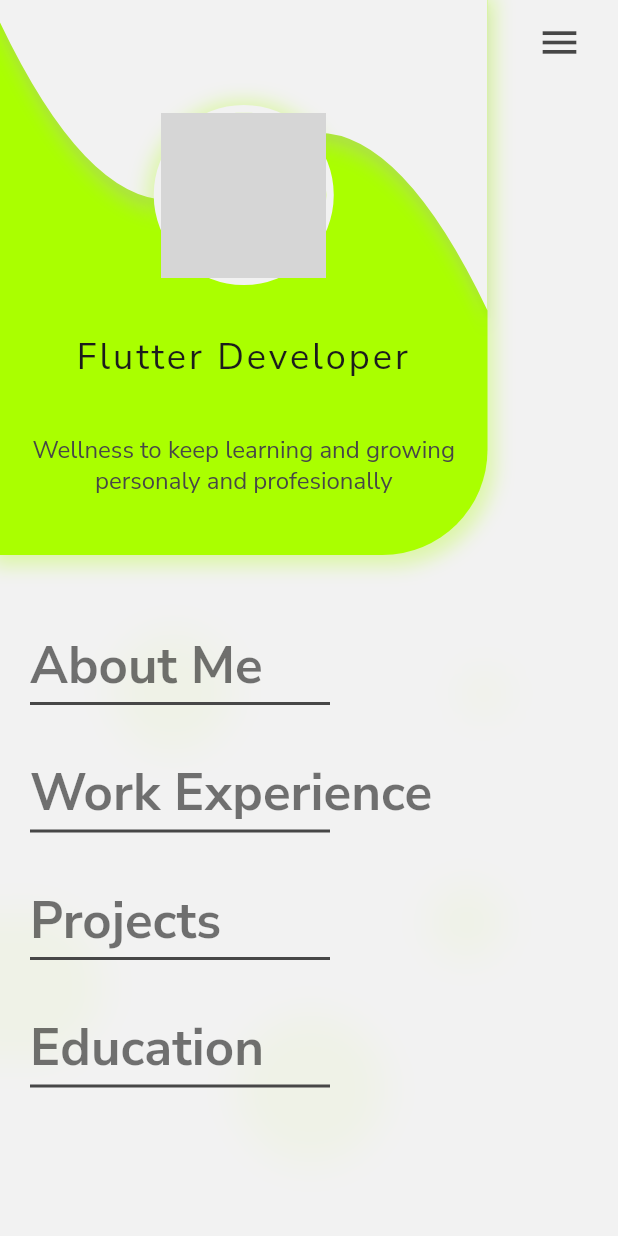
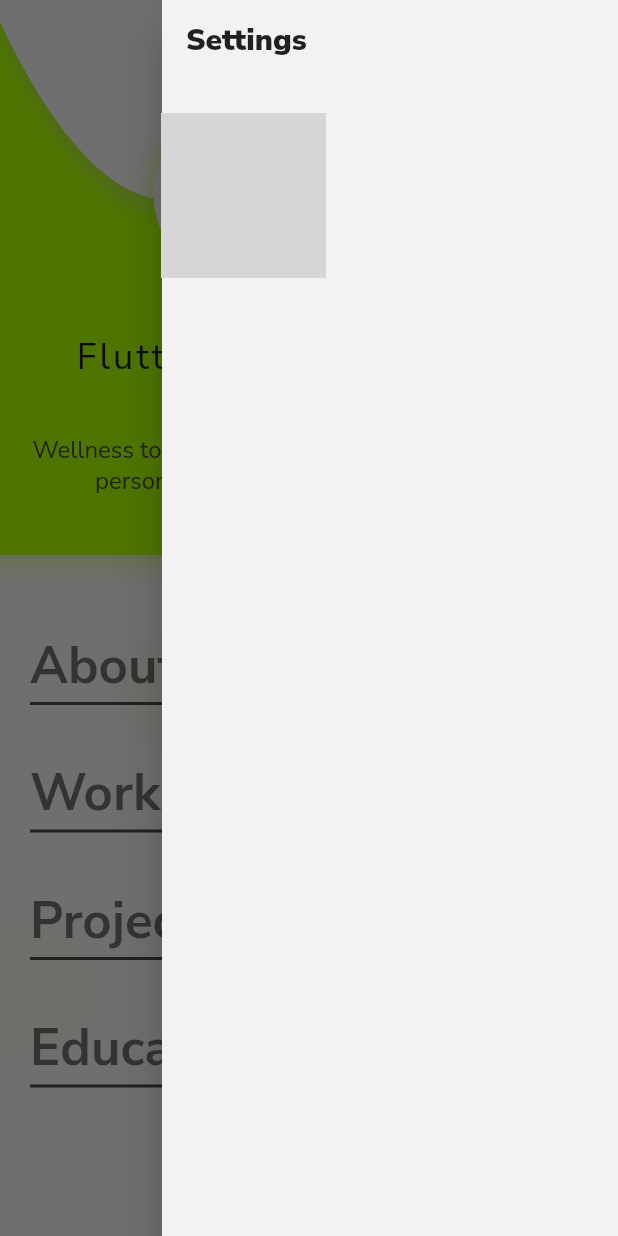
Before and after one commit to medinabotadev/cv_app, a Flutter app: the screen it shows after launch, in the side drawer, after a tap on the "menu" icon, on a phone screen of 412 x 824 dp. Run offline on Flutter 3.47's test engine with Material 2 defaults, Android fonts, the light colour scheme and no system bars; drawn by our look-alikes of flutter_zoom_drawer; our stand-ins replace flutter_svg; accounts and stored records are empty; network calls fail; grey boxes are pictures that could not be loaded.

Commit message:
flutter zoom drawer added

```diff
--- a/lib/src/screens/home_screen.dart
+++ b/lib/src/screens/home_screen.dart
@@ -2,6 +2,7 @@ import 'dart:ui';
 import 'package:flutter/material.dart';
 import 'package:flutter/painting.dart';
 import 'package:flutter/rendering.dart';
+import 'package:flutter_zoom_drawer/flutter_zoom_drawer.dart';
 import '../widgets/home_screen_end_drawer.dart';
 import '../widgets/home_screen_header_elements.dart';
 import '../models/user.dart';
@@ -21,6 +22,8 @@ class HomeScreen extends StatefulWidget {
 
 class _HomeScreenState extends State<HomeScreen> with TickerProviderStateMixin{
   HomeScreenProvider homeScreenProvider = HomeScreenProvider();
+  final _drawerController = ZoomDrawerController();
+  bool isDrawerOpen = false;
   List<Section>      sections           = [];
   late User user;
   @override
@@ -41,19 +44,34 @@ class _HomeScreenState extends State<HomeScreen> with TickerProviderStateMixin{
             padding: const EdgeInsets.only(right: 15.0),
             child: Builder(
               builder: (context) => IconButton(
-                icon: const Icon(Icons.menu),
+                icon: isDrawerOpen ? Icon(Icons.close) : Icon(Icons.menu),
                 color: Theme.of(context).iconTheme.color,
                 iconSize: Theme.of(context).iconTheme.size!,
-                onPressed: (){ Scaffold.of(context).openEndDrawer(); }
+                onPressed: (){
+                    // Scaffold.of(context).openEndDrawer();
+                    if (_drawerController.stateNotifier!.value == DrawerState.closed) {
+                      isDrawerOpen = true;
+                      _drawerController.open!();
+                    } else if (_drawerController.stateNotifier!.value == DrawerState.open) {
+                      isDrawerOpen = false;
+                      _drawerController.close!();
+                    }
+                    setState(() {
+
+                    });
+                  }
                 ),
             ),
           )
         ]
       ),
-      endDrawer: Drawer(
+      endDrawer: const Drawer(
         child: EndDrawer(),
       ),
-      body: Stack(
+      body: ZoomDrawer(
+        controller: _drawerController,
+        menuScreen: EndDrawer(),
+        mainScreen: Stack(
           children: <Widget>[
             const HomeScreenBackground(),
             HomeScreenHeader(
@@ -78,8 +96,11 @@ class _HomeScreenState extends State<HomeScreen> with TickerProviderStateMixin{
             HomeScreenSection(
               sections: sections,
               // onTap:
+            // onTap:
+              // onTap:
             )
           ],
+        ),
       )
     );
   }
--- a/lib/src/widgets/home_screen_end_drawer.dart
+++ b/lib/src/widgets/home_screen_end_drawer.dart
@@ -13,20 +13,20 @@ class _EndDrawerState extends State<EndDrawer> {
     return Scaffold(
       appBar: AppBar(
         automaticallyImplyLeading: false,
-        actions: <Widget>[
-          Padding(
-            padding: const EdgeInsets.only(right: 15.0),
-            child: Builder(
-              builder: (context) => IconButton(
-                icon: const Icon(Icons.close),
-                color: Theme.of(context).iconTheme.color,
-                iconSize: Theme.of(context).iconTheme.size!,
-                onPressed: (){ Navigator.of(context).pop(); }
-                ),
-            ),
-          )
-        ],
-        centerTitle: true,
+        // actions: <Widget>[
+        //   Padding(
+        //     padding: const EdgeInsets.only(right: 15.0),
+        //     child: Builder(
+        //       builder: (context) => IconButton(
+        //         icon: const Icon(Icons.close),
+        //         color: Theme.of(context).iconTheme.color,
+        //         iconSize: Theme.of(context).iconTheme.size!,
+        //         onPressed: (){ Navigator.of(context).pop(); }
+        //         ),
+        //     ),
+        //   )
+        // ],
+        centerTitle: false,
         title: Text('Settings', style: Theme.of(context).textTheme.headline6,),
       )
     );
--- a/pubspec.yaml
+++ b/pubspec.yaml
@@ -35,6 +35,7 @@ dependencies:
   # Use with the CupertinoIcons class for iOS style icons.
   cupertino_icons: ^1.0.2
   flutter_svg: ^0.22.0
+  flutter_zoom_drawer: ^2.1.1
 
 dev_dependencies:
   flutter_test:
```
Also changed, not shown: pubspec.lock. Lines whose indentation alone changed are shown as unchanged.
